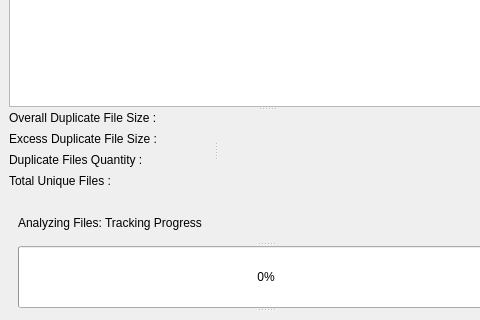
Before: the Qt Designer form UI/user_interface.ui in Si-ris-B/Duplicate-File-Checker, drawn with Qt 5; both pictures show x 0 to 480 and y 267 to 587 of the 1051 by 834 pixel window.
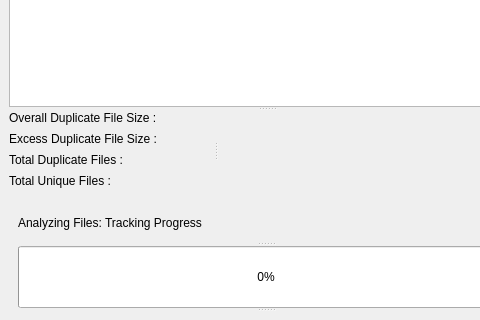
After: the same form once the commit is applied.

Commit message: Refractor data info message label

Diff of the .ui file:
```diff
--- a/UI/user_interface.ui
+++ b/UI/user_interface.ui
@@ -249,7 +249,7 @@
              </size>
             </property>
             <property name="text">
-             <string>Duplicate Files Quantity :</string>
+             <string>Total Duplicate Files :</string>
             </property>
            </widget>
           </item>
```
Left out of the diff: 2 changed lines with no effect on the pictures. The commit also changes 1 other file.
